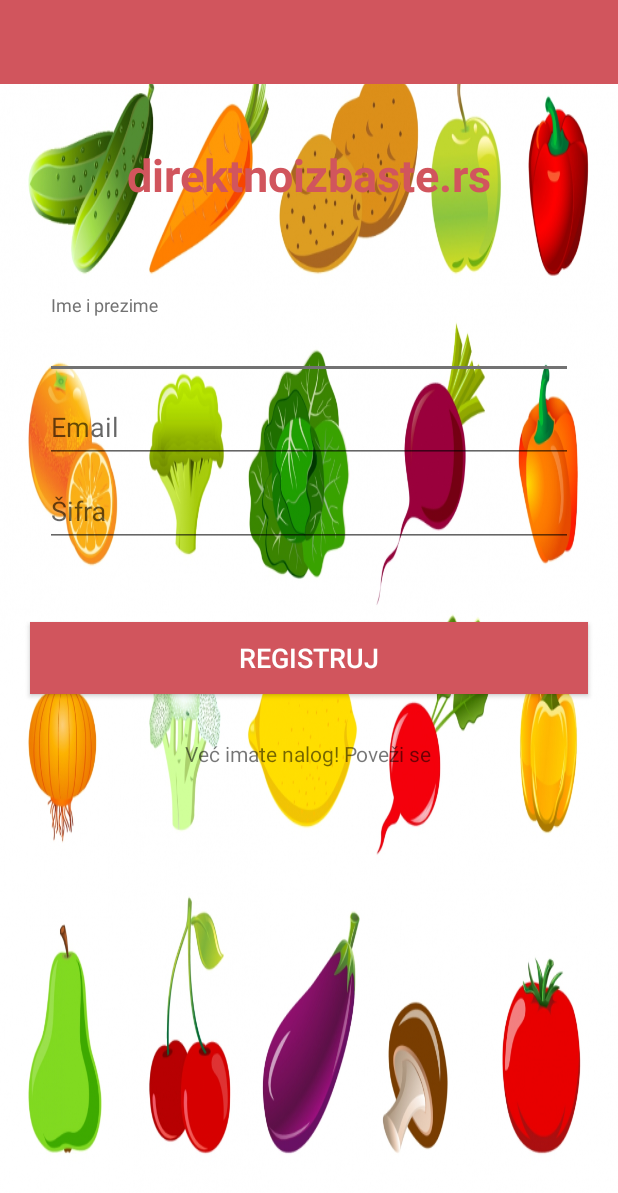
After one commit to nemanjamil/Dizb, an Android app: the layout activity_register.xml on its own in the app's theme, with its tools: preview values and no code run, on a phone screen of 412 x 824 dp. The commit adds this screen. Shown: the top 1193 px of the screen. Run offline under Robolectric (Android 15) with nearby library versions, the phone set to English and light mode, and no system bars.

Commit message:
Added login and registration layouts...

```diff
--- /dev/null
+++ b/app/src/main/res/layout/activity_register.xml
@@ -0,0 +1,107 @@
+<?xml version="1.0" encoding="utf-8"?>
+<LinearLayout xmlns:android="http://schemas.android.com/apk/res/android"
+    xmlns:app="http://schemas.android.com/apk/res-auto"
+    android:layout_width="match_parent"
+    android:layout_height="match_parent"
+    android:orientation="vertical"
+    android:background="@mipmap/vegetables_set">
+
+    <include layout="@layout/toolbar" />
+
+    <TextView
+        android:id="@+id/textView"
+        android:layout_width="wrap_content"
+        android:layout_height="wrap_content"
+        android:layout_gravity="center_horizontal"
+        android:text="@string/text_web_site"
+        android:layout_marginTop="40dp"
+        android:layout_marginBottom="50dp"
+        android:textSize="30sp"
+        android:textColor="#D1555D"
+        android:textStyle="bold"/>
+
+    <LinearLayout
+        android:layout_width="match_parent"
+        android:layout_height="wrap_content"
+        android:id="@+id/edit_text_container"
+        android:orientation="vertical"
+        android:layout_marginLeft="20dp"
+        android:layout_marginRight="20dp"
+        android:padding="10dp">
+
+        <android.support.design.widget.TextInputLayout
+            android:id="@+id/fullname_registerlayout"
+            android:layout_width="match_parent"
+            android:layout_height="wrap_content">
+
+            <EditText
+                android:id="@+id/fullname_register"
+                android:layout_width="match_parent"
+                android:layout_height="wrap_content"
+                android:hint="@string/full_name_hint"
+                android:inputType="text"
+                android:singleLine="true"/>
+
+
+        </android.support.design.widget.TextInputLayout>
+
+
+        <android.support.design.widget.TextInputLayout
+            android:id="@+id/email_registerlayout"
+            android:layout_width="match_parent"
+            android:layout_height="wrap_content">
+
+            <EditText
+                android:id="@+id/email_register"
+                android:layout_width="match_parent"
+                android:layout_height="wrap_content"
+                android:hint="@string/email_hint"
+                android:inputType="textEmailAddress"
+                android:singleLine="true"/>
+
+
+        </android.support.design.widget.TextInputLayout>
+
+        <android.support.design.widget.TextInputLayout
+            android:id="@+id/password_registerlayout"
+            android:layout_width="match_parent"
+            android:layout_height="wrap_content">
+
+            <EditText
+                android:id="@+id/password_register"
+                android:layout_width="match_parent"
+                android:layout_height="wrap_content"
+                android:hint="@string/pass_hint"
+                android:inputType="textPassword"
+                android:singleLine="true"/>
+
+
+        </android.support.design.widget.TextInputLayout>
+
+    </LinearLayout>
+
+
+    <Button
+        android:layout_width="match_parent"
+        android:layout_height="wrap_content"
+        android:text="@string/btn_text_register"
+        android:textSize="18sp"
+        android:id="@+id/register_button"
+        android:background="#D1555D"
+        android:layout_marginTop="40dp"
+        android:layout_marginLeft="20dp"
+        android:layout_marginRight="20dp"
+        android:textColor="#ffffff"/>
+
+    <TextView
+        android:layout_width="wrap_content"
+        android:layout_height="wrap_content"
+        android:text="@string/text_already_have_account"
+        android:id="@+id/tv_signin"
+        android:layout_gravity="center"
+        android:layout_marginTop="30dp"
+        android:layout_marginLeft="20dp"
+        android:layout_marginRight="20dp"/>
+
+
+</LinearLayout>
--- /dev/null
+++ b/app/src/main/res/layout/toolbar.xml
@@ -0,0 +1,9 @@
+<?xml version="1.0" encoding="utf-8"?>
+<android.support.v7.widget.Toolbar xmlns:android="http://schemas.android.com/apk/res/android"
+    xmlns:app="http://schemas.android.com/apk/res-auto"
+    android:id="@+id/toolbar"
+    android:layout_width="match_parent"
+    android:layout_height="?attr/actionBarSize"
+    android:background="?attr/colorPrimary"
+    android:theme="@style/ThemeOverlay.AppCompat.Dark.ActionBar"
+    app:popupTheme="@style/ThemeOverlay.AppCompat.Light" />
--- a/app/src/main/res/values/strings.xml
+++ b/app/src/main/res/values/strings.xml
@@ -8,4 +8,14 @@
     <string name="setdevice_str">Setovanje\n uređaja</string>
     <string name="graphs_str">Grafici</string>
     <string name="notifications_str">Notifikacije</string>
+    <string name="full_name_hint">Ime i prezime</string>
+    <string name="email_hint">Email</string>
+    <string name="pass_hint">Šifra</string>
+    <string name="btn_text_register">Registruj</string>
+    <string name="text_already_have_account">Već imate nalog! Poveži se</string>
+    <string name="text_logged_in">Povezani ste</string>
+    <string name="btn_text_logout">Odveži se</string>
+    <string name="text_web_site">direktnoizbaste.rs</string>
+    <string name="btn_text_sign_in">Poveži se</string>
+    <string name="btn_text_register_here">Registruj me</string>
 </resources>
--- a/app/src/main/res/values/styles.xml
+++ b/app/src/main/res/values/styles.xml
@@ -1,8 +1,19 @@
 <resources>
 
-    <!-- Base application theme. -->
-    <style name="AppTheme" parent="Theme.AppCompat.Light.DarkActionBar">
-        <!-- Customize your theme here. -->
+    <style name="AppTheme" parent="BaseTheme"/>
+
+    <style name="BaseTheme" parent="Theme.AppCompat.Light.NoActionBar">
+        <item name="colorPrimary">@color/primary</item>
+        <item name="colorPrimaryDark">@color/primary_dark</item>
+        <item name="colorControlHighlight">@color/accent_translucent</item>
+        <item name="colorAccent">@color/accent</item>
     </style>
 
+
+    <color name="primary">#D1555D</color>
+    <color name="primary_dark">#BC6162</color>
+    <color name="accent">#727272</color>
+    <color name="accent_translucent">#80bebebe</color>
+    <color name="accent_bright">#FFF493</color>
+
 </resources>
```
Also changed, not shown: app/build.gradle (+8 -6 lines), app/src/main/res/layout/activity_logged.xml (added, +51 -0 lines), app/src/main/res/layout/activity_login.xml (added, +93 -0 lines), app/src/main/res/layout/fragment_main.xml (+4 -3 lines), app/src/main/res/mipmap-xhdpi/garden.png (added), app/src/main/res/mipmap-xhdpi/herbs.png (added), app/src/main/res/mipmap-xhdpi/vegetables_set.jpg (added), 2 other files.
